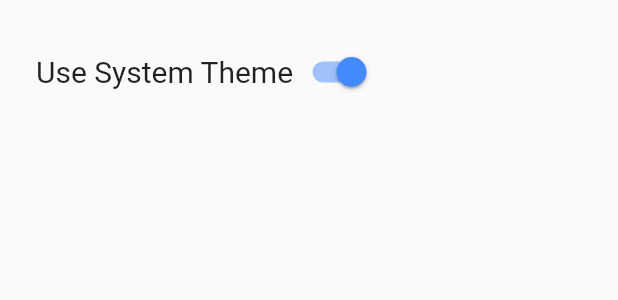
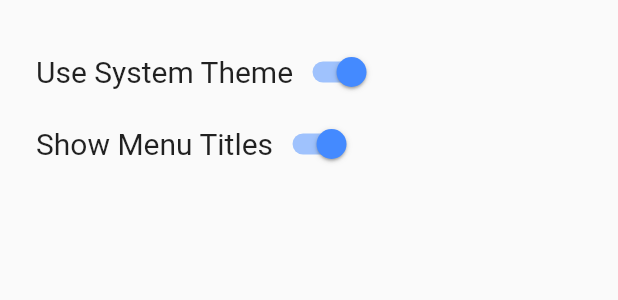
Before and after one commit to JoelGG/todo_2, a Flutter app: the SettingsScreen widget shown alone on an empty page, opened directly, on a phone screen of 412 x 824 dp. Shown: the top 300 px of the screen. Run offline on Flutter 3.47's test engine with Material 2 defaults, Android fonts, the phone set to English and light mode, and no system bars.

Commit message:
Ability to toggle showing menu titles

```diff
--- /dev/null
+++ b/lib/models/general_preferences_model.dart
@@ -0,0 +1,40 @@
+import 'dart:convert';
+
+import 'package:flutter/material.dart';
+import 'package:rems/storage/storage.dart';
+
+class GeneralPreferencesModel extends ChangeNotifier {
+  bool _showMenuTitles = true;
+
+  get showMenuTitles => _showMenuTitles;
+
+  GeneralPreferencesModel() {
+    load();
+  }
+
+  void load() async {
+    try {
+      final file = await Storage.localFile('general_preferences');
+      final fileContents = await file.readAsString();
+      final json = jsonDecode(fileContents);
+      _showMenuTitles = json['showMenuTitles'];
+    } catch (e) {
+      print(e);
+    }
+    notifyListeners();
+  }
+
+  void write() async {
+    final file = await Storage.localFile('general_preferences');
+    final json = {
+      'showMenuTitles': _showMenuTitles,
+    };
+    file.writeAsString(jsonEncode(json));
+  }
+
+  void setMenuTitles(value) {
+    _showMenuTitles = value;
+    notifyListeners();
+    write();
+  }
+}
--- a/lib/screens/settings_screen.dart
+++ b/lib/screens/settings_screen.dart
@@ -1,5 +1,6 @@
 import 'package:flutter/material.dart';
 import 'package:provider/provider.dart';
+import 'package:rems/models/general_preferences_model.dart';
 import 'package:rems/models/theme_model.dart';
 
 class SettingsScreen extends StatelessWidget {
@@ -35,6 +36,10 @@ class SettingsScreen extends StatelessWidget {
               ),
             ),
           ]),
+          Row(children: <Widget>[
+            Text('Show Menu Titles', style: TextStyle(fontSize: 20),),
+            Switch(value: Provider.of<GeneralPreferencesModel>(context, listen: true).showMenuTitles, onChanged: (value) {Provider.of<GeneralPreferencesModel>(context, listen: false).setMenuTitles(value);}),
+          ],)
         ],
       ),
     );
```
Also changed, not shown: lib/screens/main_screen.dart (+6 -4 lines), 1 other file.
